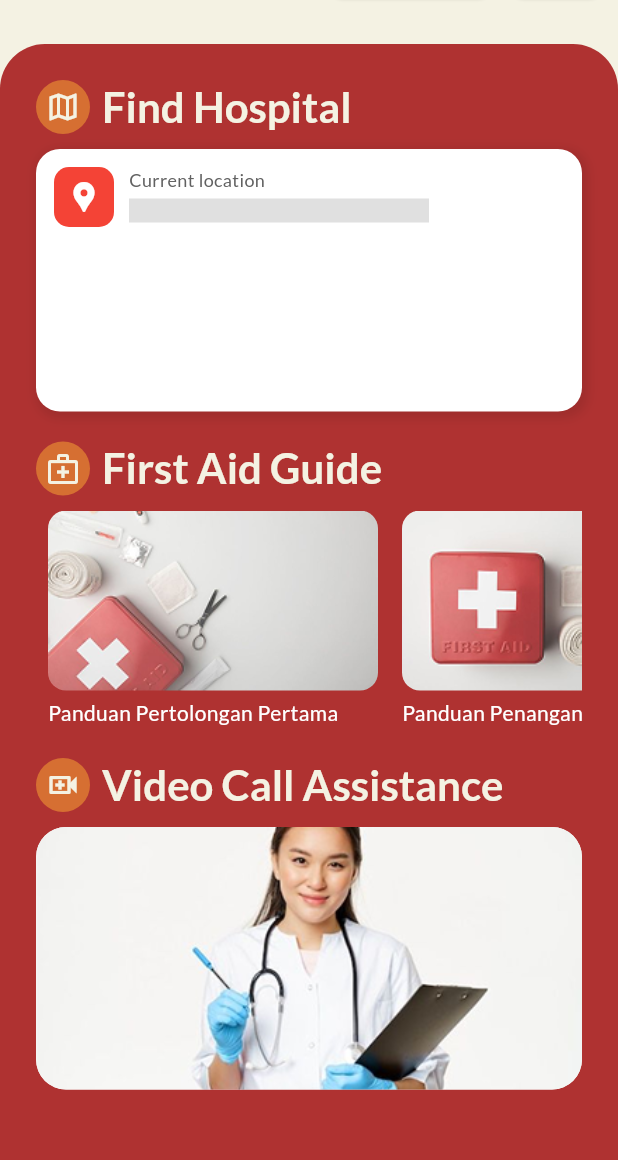
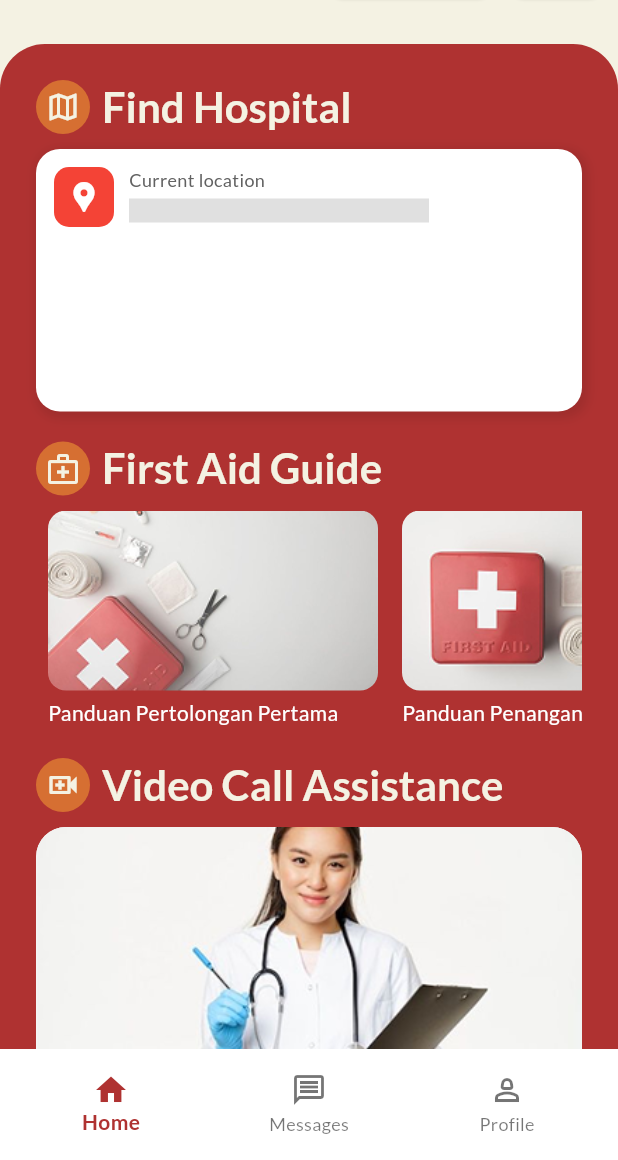
Before and after one commit to ahsuunn/founded_ninu, a Flutter app: the screen it shows after launch, on a phone screen of 412 x 824 dp, the part 76-1236 px from its top. Run offline on Flutter 3.47's test engine with Material 3 defaults, Android fonts, the phone set to English and light mode, and no system bars; our stand-ins replace go_router, google_fonts.

Commit message:
feat : Bottom navbar

```diff
--- a/lib/ui/core/bottom_navbar.dart
+++ b/lib/ui/core/bottom_navbar.dart
@@ -9,38 +9,56 @@ class BottomNavBar extends StatelessWidget {
   Widget build(BuildContext context) {
     return Scaffold(
       body: child, // The current page
-      bottomNavigationBar: BottomNavigationBar(
+      bottomNavigationBar: Container(
+        color: Colors.white,
+        padding: EdgeInsets.all(8),
+        child: BottomNavigationBar(
+          elevation: 0,
+          backgroundColor: Colors.white,
+          selectedLabelStyle: TextStyle(
+            fontWeight: FontWeight.bold,
+            fontSize: 14,
+          ),
           currentIndex: _getCurrentIndex(context),
           onTap: (index) {
+            final username =
+                GoRouterState.of(context).pathParameters['username'] ?? 'Ahsan';
             switch (index) {
               case 0:
-              context.go('/home');
+                context.go('/home/$username');
                 break;
               case 1:
-              context.go('/profile');
+                context.go('/messages');
                 break;
               case 2:
-              context.go('/settings');
+                context.go('/profile');
                 break;
             }
           },
           items: const [
             BottomNavigationBarItem(icon: Icon(Icons.home), label: 'Home'),
-          BottomNavigationBarItem(icon: Icon(Icons.person), label: 'Profile'),
             BottomNavigationBarItem(
-            icon: Icon(Icons.settings),
-            label: 'Settings',
+              icon: Icon(Icons.message_outlined),
+              label: 'Messages',
+            ),
+            BottomNavigationBarItem(
+              icon: Icon(Icons.person_2_outlined),
+              label: 'Profile',
             ),
           ],
+        ),
       ),
     );
   }
 
   int _getCurrentIndex(BuildContext context) {
     final location = GoRouterState.of(context).uri.toString();
-    if (location == "/home") return 0;
-    if (location == "/profile") return 1;
-    if (location == "/settings") return 2;
+    final username =
+        GoRouterState.of(context).pathParameters['username'] ?? 'Ahsan';
+
+    if (location == "/home/$username") return 0;
+    if (location == "/messages") return 1;
+    if (location == "/profile") return 2;
     return 0;
   }
 }
--- a/lib/ui/core/routing.dart
+++ b/lib/ui/core/routing.dart
@@ -9,16 +9,8 @@ import 'package:founded_ninu/ui/features/profile/profile_view.dart';
 import 'package:founded_ninu/ui/features/sirine/sirine_view.dart';
 
 final GoRouter router = GoRouter(
-  initialLocation: "/",
+  initialLocation: "/home/Ahsan", // Change initial location to match ShellRoute
   routes: [
-    GoRoute(
-      path: "/",
-      builder: (context, state) {
-        // final username = state.pathParameters['username'] ?? "Guest";
-        final username = "Ahsan";
-        return HomePage(userName: username);
-      },
-    ),
     GoRoute(
       name: "signin",
       path: "/signin",
@@ -49,7 +41,8 @@ final GoRouter router = GoRouter(
           name: "home",
           path: "/home/:username",
           builder: (context, state) {
-            final username = state.pathParameters['username'] ?? "Guest";
+            final username = "Ahsan";
+            // final username = state.pathParameters['username'] ?? "Guest";
             return HomePage(userName: username);
           },
         ),
```
Lines whose indentation alone changed are shown as unchanged.
